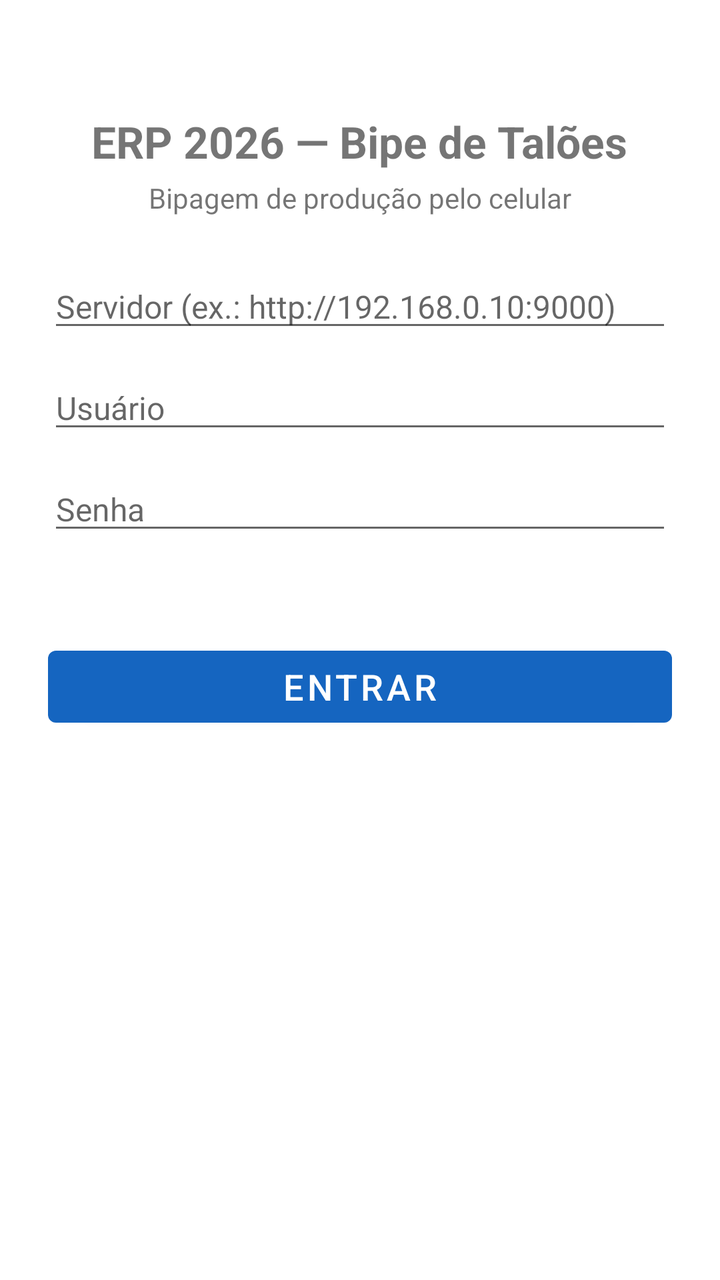
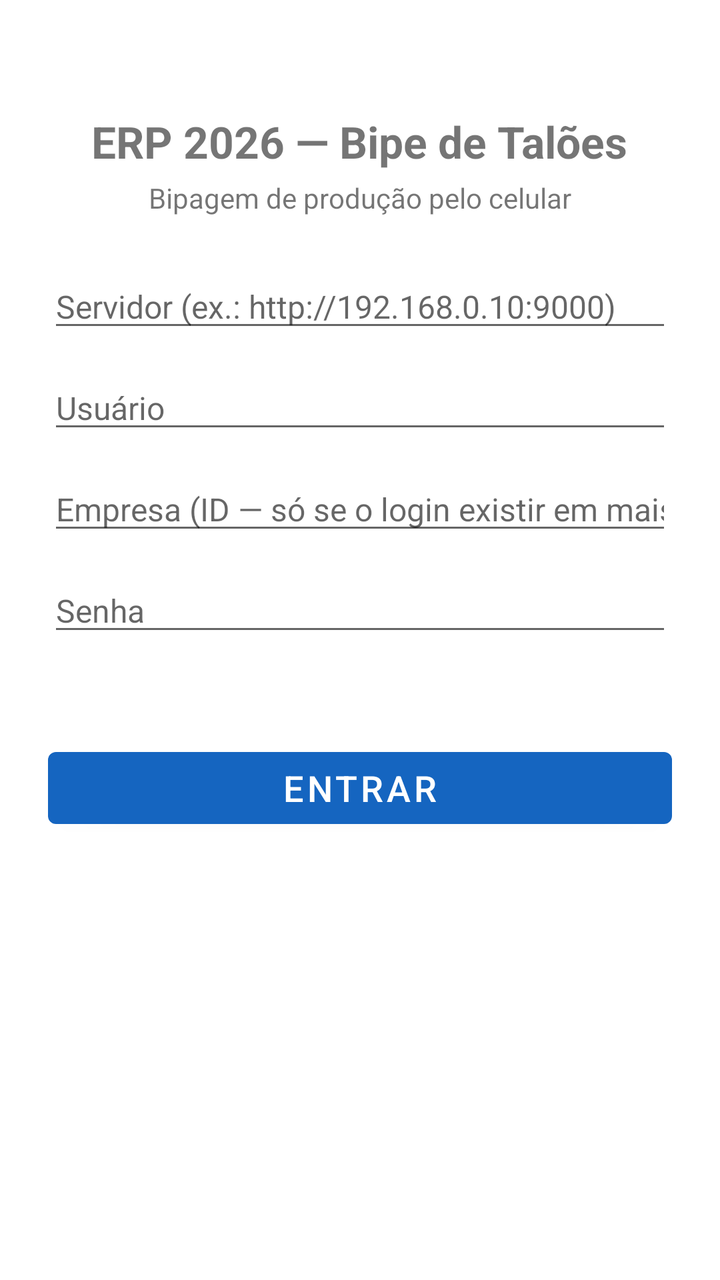

Screens rendered from an Android XML layout before and after an edit, with the pre-edit source and the edit as a unified diff.
<!-- AndroidManifest.xml: application theme Theme.Erp2026Bipe -->
<!-- res/layout/activity_login.xml -->
<?xml version="1.0" encoding="utf-8"?>
<ScrollView xmlns:android="http://schemas.android.com/apk/res/android"
    android:layout_width="match_parent"
    android:layout_height="match_parent"
    android:fillViewport="true">

    <LinearLayout
        android:layout_width="match_parent"
        android:layout_height="wrap_content"
        android:orientation="vertical"
        android:padding="24dp">

        <TextView
            android:layout_width="wrap_content"
            android:layout_height="wrap_content"
            android:layout_gravity="center_horizontal"
            android:layout_marginTop="32dp"
            android:text="ERP 2026 — Bipe de Talões"
            android:textSize="22sp"
            android:textStyle="bold"/>

        <TextView
            android:layout_width="wrap_content"
            android:layout_height="wrap_content"
            android:layout_gravity="center_horizontal"
            android:layout_marginTop="4dp"
            android:layout_marginBottom="24dp"
            android:text="Bipagem de produção pelo celular"
            android:textSize="14sp"/>

        <EditText
            android:id="@+id/editUrlServidor"
            android:layout_width="match_parent"
            android:layout_height="wrap_content"
            android:hint="Servidor (ex.: http://192.168.0.10:9000)"
            android:inputType="textUri"
            android:textSize="16sp"/>

        <EditText
            android:id="@+id/editUsuario"
            android:layout_width="match_parent"
            android:layout_height="wrap_content"
            android:layout_marginTop="12dp"
            android:hint="Usuário"
            android:inputType="text"
            android:textSize="16sp"/>

        <EditText
            android:id="@+id/editSenha"
            android:layout_width="match_parent"
            android:layout_height="wrap_content"
            android:layout_marginTop="12dp"
            android:hint="Senha"
            android:inputType="textPassword"
            android:textSize="16sp"/>

        <TextView
            android:id="@+id/txtErro"
            android:layout_width="match_parent"
            android:layout_height="wrap_content"
            android:layout_marginTop="12dp"
            android:textColor="#B00020"
            android:textSize="14sp"/>

        <Button
            android:id="@+id/btnEntrar"
            android:layout_width="match_parent"
            android:layout_height="wrap_content"
            android:layout_marginTop="16dp"
            android:text="Entrar"
            android:textSize="18sp"/>
    </LinearLayout>
</ScrollView>
<!-- resources referenced by this layout -->
<resources>
  <style name="Theme.Erp2026Bipe" parent="Theme.MaterialComponents.DayNight.NoActionBar">
          <item name="colorPrimary">#1565C0</item>
          <item name="colorPrimaryVariant">#0D47A1</item>
          <item name="colorOnPrimary">#FFFFFF</item>
          <item name="android:statusBarColor">#0D47A1</item>
      </style>
</resources>

<!-- the commit's change to res/layout/activity_login.xml (unified diff, before → after) -->
@@ -46,6 +46,15 @@
             android:textSize="16sp"/>
 
         <EditText
+            android:id="@+id/editEmpresa"
+            android:layout_width="match_parent"
+            android:layout_height="wrap_content"
+            android:layout_marginTop="12dp"
+            android:hint="Empresa (ID — só se o login existir em mais de uma)"
+            android:inputType="number"
+            android:textSize="16sp"/>
+
+        <EditText
             android:id="@+id/editSenha"
             android:layout_width="match_parent"
             android:layout_height="wrap_content"
